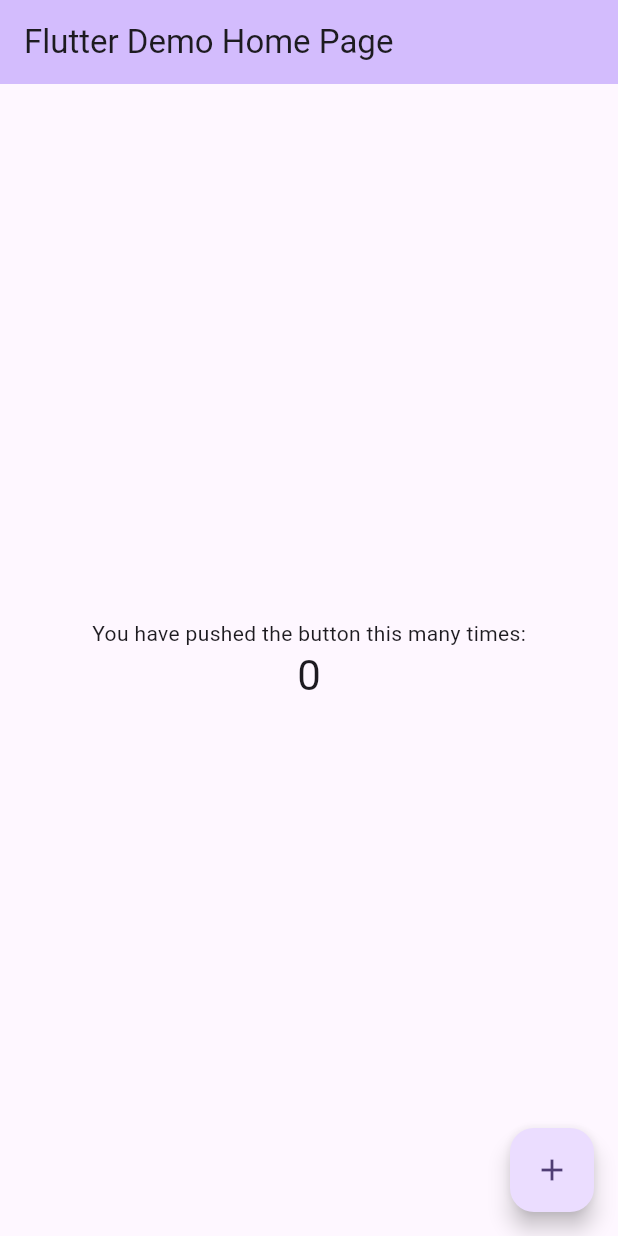
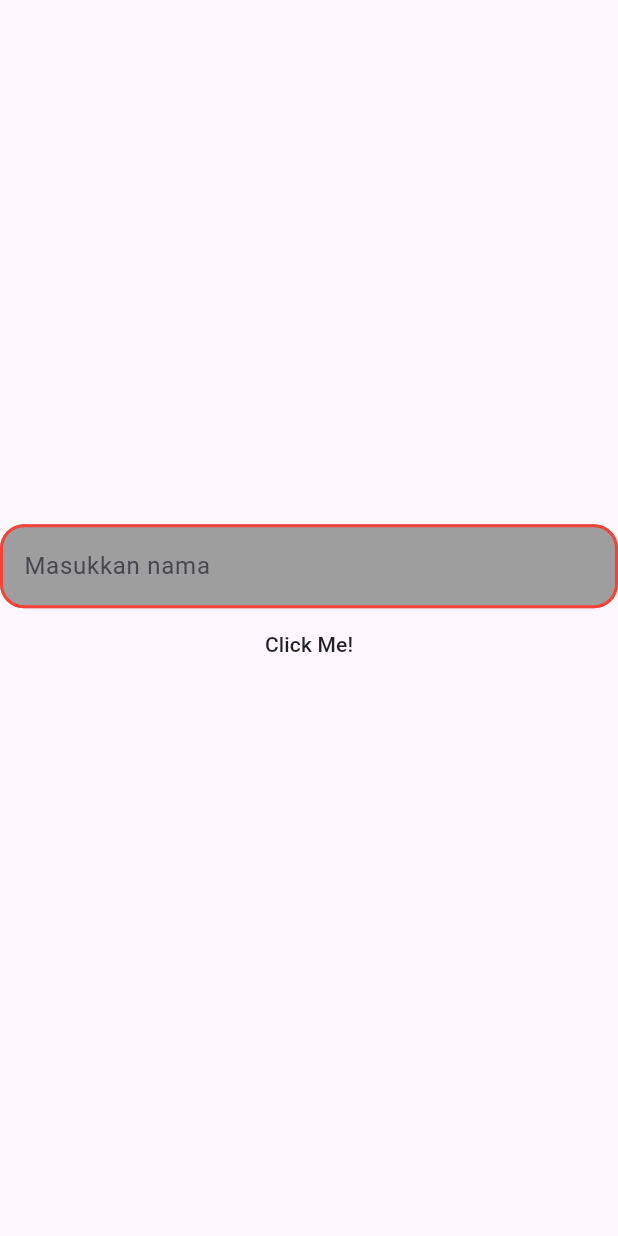
Before and after one commit to fikrihkll/flutter-ftui-materials, a Flutter app: the screen it shows after launch, on a phone screen of 412 x 824 dp. Run offline on Flutter 3.47's test engine with Material 3 defaults, Android fonts, the phone set to English and light mode, and no system bars.

Commit message:
feat: add TextField

```diff
--- a/lib/main.dart
+++ b/lib/main.dart
@@ -1,4 +1,5 @@
 import 'package:flutter/material.dart';
+import 'package:hello_world/screens/home_screen.dart';
 
 void main() {
   runApp(const MyApp());
@@ -7,119 +8,15 @@ void main() {
 class MyApp extends StatelessWidget {
   const MyApp({super.key});
 
-  // This widget is the root of your application.
   @override
   Widget build(BuildContext context) {
     return MaterialApp(
       title: 'Flutter Demo',
       theme: ThemeData(
-        // This is the theme of your application.
-        //
-        // TRY THIS: Try running your application with "flutter run". You'll see
-        // the application has a blue toolbar. Then, without quitting the app,
-        // try changing the seedColor in the colorScheme below to Colors.green
-        // and then invoke "hot reload" (save your changes or press the "hot
-        // reload" button in a Flutter-supported IDE, or press "r" if you used
-        // the command line to start the app).
-        //
-        // Notice that the counter didn't reset back to zero; the application
-        // state is not lost during the reload. To reset the state, use hot
-        // restart instead.
-        //
-        // This works for code too, not just values: Most code changes can be
-        // tested with just a hot reload.
         colorScheme: ColorScheme.fromSeed(seedColor: Colors.deepPurple),
         useMaterial3: true,
       ),
-      home: const MyHomePage(title: 'Flutter Demo Home Page'),
+      home: const HomeScreen(),
     );
   }
 }
-
-class MyHomePage extends StatefulWidget {
-  const MyHomePage({super.key, required this.title});
-
-  // This widget is the home page of your application. It is stateful, meaning
-  // that it has a State object (defined below) that contains fields that affect
-  // how it looks.
-
-  // This class is the configuration for the state. It holds the values (in this
-  // case the title) provided by the parent (in this case the App widget) and
-  // used by the build method of the State. Fields in a Widget subclass are
-  // always marked "final".
-
-  final String title;
-
-  @override
-  State<MyHomePage> createState() => _MyHomePageState();
-}
-
-class _MyHomePageState extends State<MyHomePage> {
-  int _counter = 0;
-
-  void _incrementCounter() {
-    setState(() {
-      // This call to setState tells the Flutter framework that something has
-      // changed in this State, which causes it to rerun the build method below
-      // so that the display can reflect the updated values. If we changed
-      // _counter without calling setState(), then the build method would not be
-      // called again, and so nothing would appear to happen.
-      _counter++;
-    });
-  }
-
-  @override
-  Widget build(BuildContext context) {
-    // This method is rerun every time setState is called, for instance as done
-    // by the _incrementCounter method above.
-    //
-    // The Flutter framework has been optimized to make rerunning build methods
-    // fast, so that you can just rebuild anything that needs updating rather
-    // than having to individually change instances of widgets.
-    return Scaffold(
-      appBar: AppBar(
-        // TRY THIS: Try changing the color here to a specific color (to
-        // Colors.amber, perhaps?) and trigger a hot reload to see the AppBar
-        // change color while the other colors stay the same.
-        backgroundColor: Theme.of(context).colorScheme.inversePrimary,
-        // Here we take the value from the MyHomePage object that was created by
-        // the App.build method, and use it to set our appbar title.
-        title: Text(widget.title),
-      ),
-      body: Center(
-        // Center is a layout widget. It takes a single child and positions it
-        // in the middle of the parent.
-        child: Column(
-          // Column is also a layout widget. It takes a list of children and
-          // arranges them vertically. By default, it sizes itself to fit its
-          // children horizontally, and tries to be as tall as its parent.
-          //
-          // Column has various properties to control how it sizes itself and
-          // how it positions its children. Here we use mainAxisAlignment to
-          // center the children vertically; the main axis here is the vertical
-          // axis because Columns are vertical (the cross axis would be
-          // horizontal).
-          //
-          // TRY THIS: Invoke "debug painting" (choose the "Toggle Debug Paint"
-          // action in the IDE, or press "p" in the console), to see the
-          // wireframe for each widget.
-          mainAxisAlignment: MainAxisAlignment.center,
-          children: <Widget>[
-            const Text(
-              'You have pushed the button this many times:',
-            ),
-            Text(
-              '$_counter',
-              style: Theme.of(context).textTheme.headlineMedium,
-            ),
-          ],
-        ),
-      ),
-      floatingActionButton: FloatingActionButton(
-        onPressed: _incrementCounter,
-        tooltip: 'Increment',
-        child: const Icon(Icons.add),
-      ), // This trailing comma makes auto-formatting nicer for build methods.
-    );
-  }
-}
--- /dev/null
+++ b/lib/screens/home_screen.dart
@@ -0,0 +1,51 @@
+import 'package:flutter/material.dart';
+
+class HomeScreen extends StatefulWidget {
+  const HomeScreen({super.key});
+
+  @override
+  State<HomeScreen> createState() => _HomeScreenState();
+}
+
+class _HomeScreenState extends State<HomeScreen> {
+
+  final TextEditingController _controllerNama = TextEditingController();
+  String _nama = "";
+
+  @override
+  Widget build(BuildContext context) {
+    return Scaffold(
+      body: SafeArea(
+        child: Column(
+          mainAxisAlignment: MainAxisAlignment.center,
+          children: [
+            TextField(
+              controller: _controllerNama,
+              decoration: InputDecoration(
+                hintText: "Masukkan nama",
+                enabledBorder: OutlineInputBorder(
+                    borderRadius: BorderRadius.circular(16),
+                    borderSide: BorderSide(color: Colors.red, width: 2)
+                ),
+                focusedBorder: OutlineInputBorder(
+                    borderRadius: BorderRadius.circular(16),
+                    borderSide: BorderSide(color: Colors.red, width: 2)
+                ),
+                filled: true,
+                fillColor: Colors.grey
+              ),
+            ),
+            MaterialButton(
+                child: const Text("Click Me!"),
+                onPressed: () {
+                  _nama = _controllerNama.text;
+                  setState(() {});
+                }
+            ),
+            Text(_nama)
+          ],
+        ),
+      ),
+    );
+  }
+}
```
